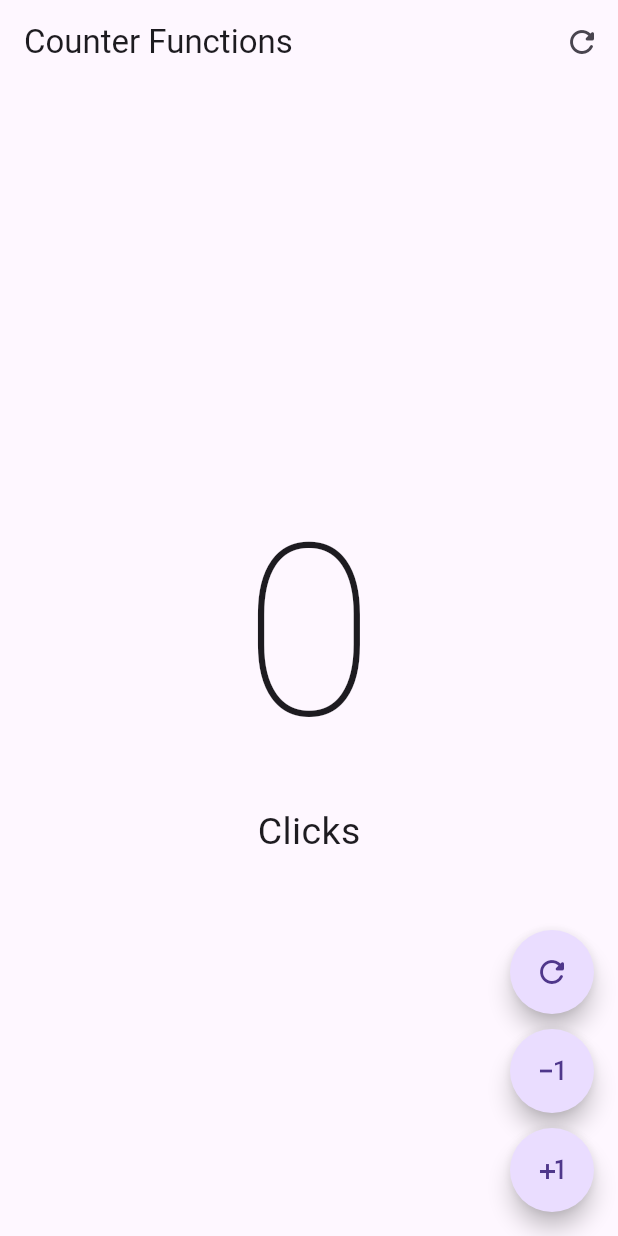
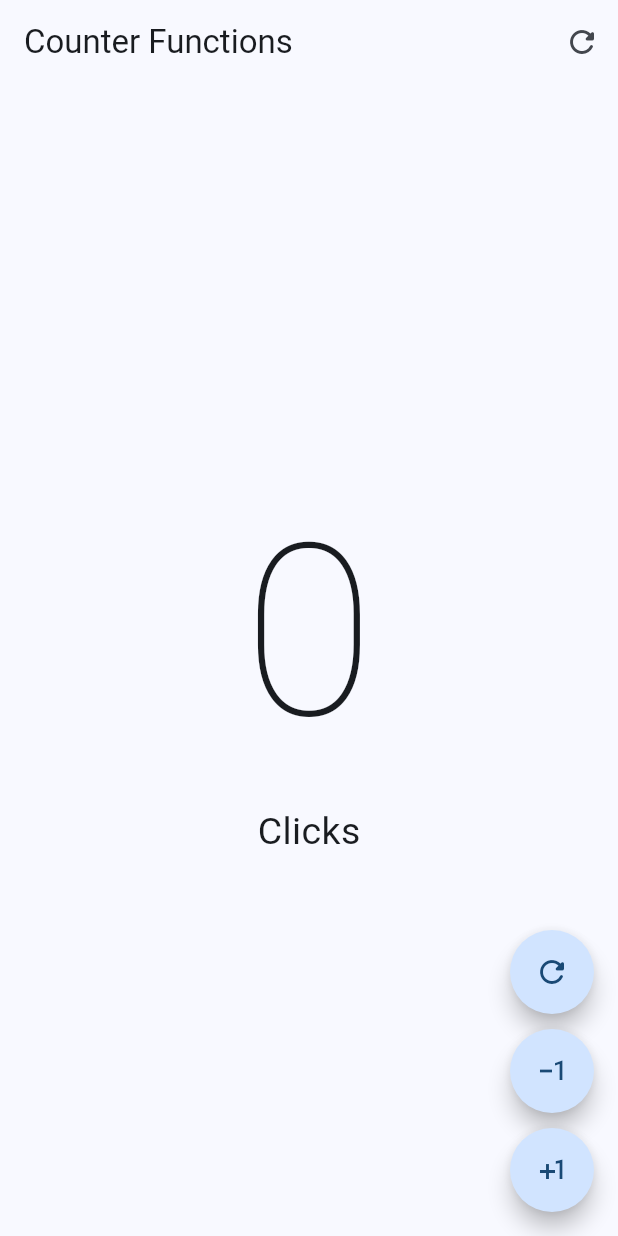
Before and after one commit to JuanDuran85/flutter_projects, a Flutter app: the CounterFunctionsScreen screen opened directly, on a phone screen of 412 x 824 dp. Run offline on Flutter 3.47's test engine with Material 3 defaults, Android fonts, the phone set to English and light mode, and no system bars; our stand-ins replace animate_do, dio, google_fonts, video_player.

Commit message:
add theme

```diff
--- /dev/null
+++ b/widget_app/lib/config/theme/app_theme.dart
@@ -0,0 +1,49 @@
+import 'package:flutter/material.dart';
+
+const colorList = <Color>[
+  Colors.blue,
+  Colors.red,
+  Colors.green,
+  Colors.pinkAccent,
+  Colors.orange,
+  Colors.black,
+  Colors.yellow,
+  Colors.indigo,
+  Colors.teal,
+  Colors.lime,
+  Colors.brown,
+  Colors.purple,
+  Colors.cyan,
+  Colors.deepOrange,
+  Colors.blueGrey,
+  Colors.amber,
+  Colors.deepPurple,
+  Colors.grey,
+  Colors.lightBlue,
+  Colors.lightGreen,
+  Colors.purpleAccent,
+  Colors.deepPurpleAccent,
+  Colors.redAccent,
+  Colors.tealAccent,
+  Colors.cyanAccent,
+  Colors.lightBlueAccent,
+  Colors.lightGreenAccent,
+];
+
+class AppTheme {
+  final int selectedColor;
+
+  AppTheme({this.selectedColor = 0})
+      : assert(
+          selectedColor >= 0,
+          'Selected color must be between 0 and ${colorList.length - 1}',
+        ),
+        assert(
+          selectedColor < colorList.length,
+          'Selected color must be between 0 and ${colorList.length - 1}',
+        );
+
+  ThemeData getTheme() => ThemeData(
+        colorSchemeSeed: colorList[selectedColor],
+      );
+}
--- a/widget_app/lib/main.dart
+++ b/widget_app/lib/main.dart
@@ -1,4 +1,5 @@
 import 'package:flutter/material.dart';
+import 'package:widget_app/config/theme/app_theme.dart';
 
 void main() {
   runApp(const MainApp());
@@ -9,11 +10,15 @@ class MainApp extends StatelessWidget {
 
   @override
   Widget build(BuildContext context) {
-    return const MaterialApp(
+    return MaterialApp(
       debugShowCheckedModeBanner: false,
+      theme: AppTheme(selectedColor: 0).getTheme(),
       home: Scaffold(
         body: Center(
-          child: Text('Hello World!'),
+          child: FilledButton(
+            onPressed: () {},
+            child: const Text('Test Color!'),
+          ),
         ),
       ),
     );
```
